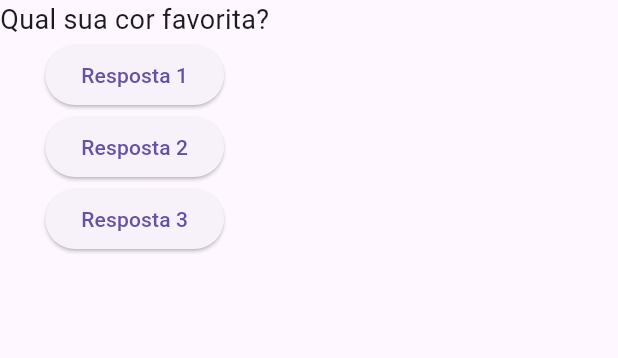
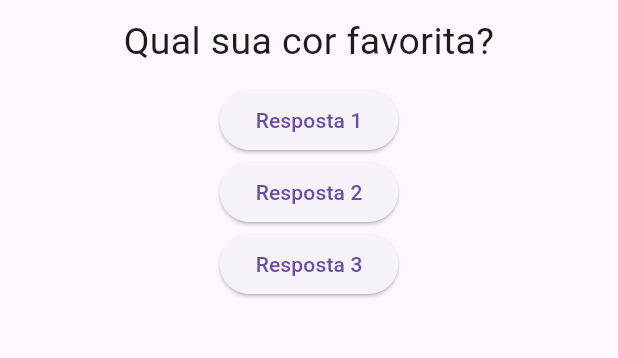
Before and after one commit to LorenaMartins1/perguntas_app, a Flutter app: the screen it shows after launch, on a phone screen of 412 x 824 dp, the part 84-442 px from its top. Run offline on Flutter 3.47's test engine with Material 3 defaults, Android fonts, the light colour scheme and no system bars.

Commit message:
component questions

```diff
--- a/perguntas_app/lib/main.dart
+++ b/perguntas_app/lib/main.dart
@@ -1,4 +1,5 @@
 import 'package:flutter/material.dart';
+import './questions.dart';
 
 void main() => runApp(const PerguntasApp());
 
@@ -8,7 +9,6 @@
   void responder() {
     setState(() {
       perguntaSelecionada++;
-
     });
 
     print('Pergunta respondida: $perguntaSelecionada');
@@ -35,10 +35,7 @@
         ),
         body: Column(
           children: [
-            Text(
-              perguntas[perguntaSelecionada],
-              style: const TextStyle(fontSize: 18),
-            ),
+            Questions(perguntas[perguntaSelecionada]),
             ElevatedButton(
               onPressed: responder,
               child: const Text('Resposta 1'),
--- /dev/null
+++ b/perguntas_app/lib/questions.dart
@@ -0,0 +1,20 @@
+import 'package:flutter/material.dart';
+
+class Questions extends StatelessWidget {
+  final String texto;
+
+  Questions(this.texto);
+
+  @override
+  Widget build(BuildContext context) {
+    return Container(
+      width: double.infinity,
+      margin: const EdgeInsets.all(10),
+      child: Text(
+        texto,
+        style:  const TextStyle(fontSize: 25),
+        textAlign: TextAlign.center,
+      ),
+    );
+  }
+}
```
